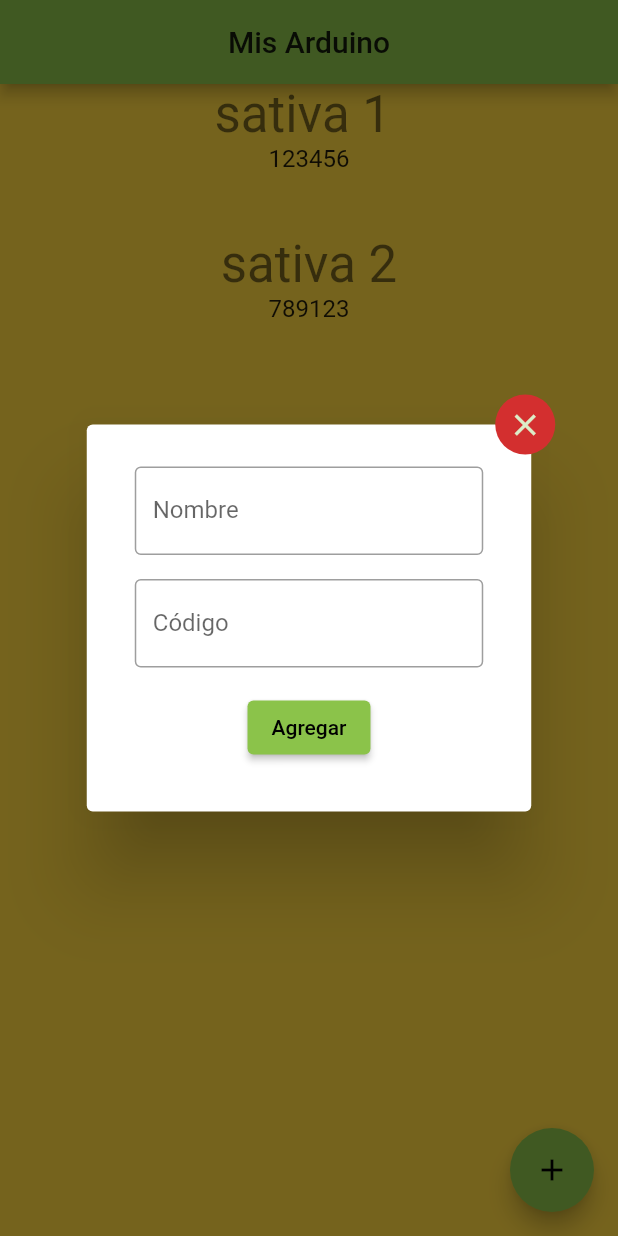
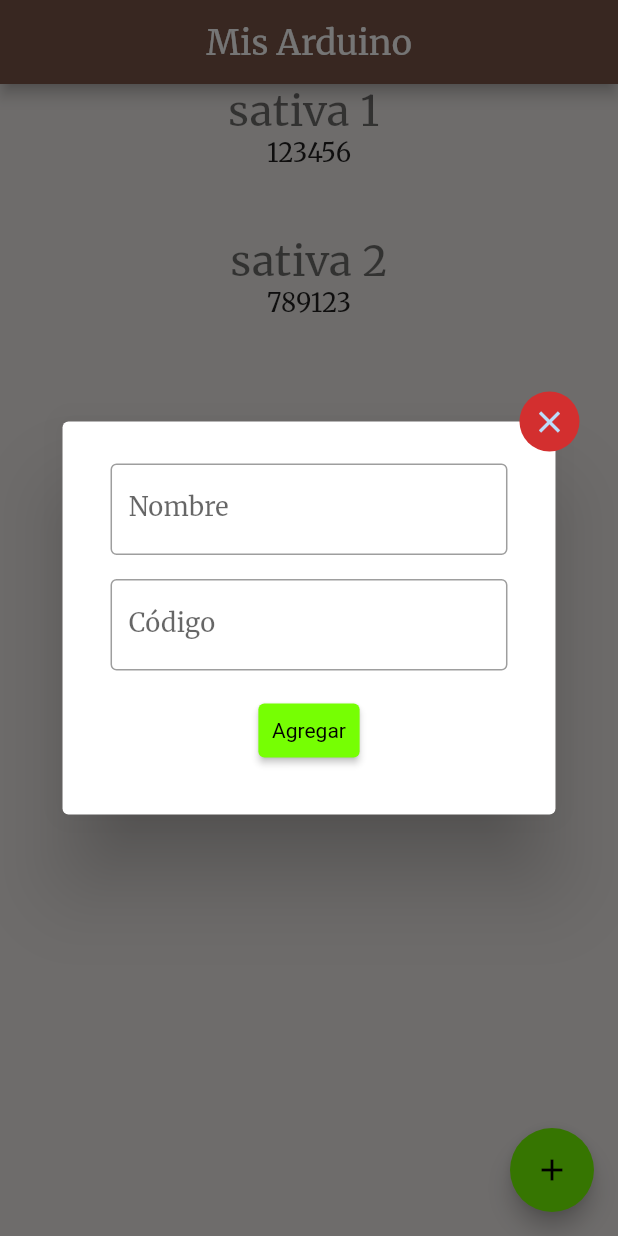
Before and after one commit to ExeSalinas/NetGrow, a Flutter app: the screen it shows after launch, after a tap on the "add" icon, on a phone screen of 412 x 824 dp. Run offline on Flutter 3.47's test engine with Material 2 defaults, Android fonts, the light colour scheme and no system bars; our stand-ins replace google_fonts.

Commit message:
Text Theme Listo

```diff
--- a/netgrow/lib/MisArduinos_route.dart
+++ b/netgrow/lib/MisArduinos_route.dart
@@ -31,20 +31,6 @@
           content: Stack(
             clipBehavior: Clip.none,
             children: <Widget>[
-              //Cruz roja:  Cierra el dialog
-              Positioned(
-                right: -40.0,
-                top: -40.0,
-                child: InkResponse(
-                  onTap: () {
-                    Navigator.of(context).pop();
-                  },
-                  child: CircleAvatar(
-                    child: Icon(Icons.close),
-                    backgroundColor: Colors.red.shade700,
-                  ),
-                ),
-              ),
               Form(
                 // TODO Revisar las propiedades del FORM
                 key: _formKey,
@@ -101,6 +87,19 @@
                   ],
                 ),
               ),
+              Positioned(
+                right: -40.0,
+                top: -40.0,
+                child: InkResponse(
+                  onTap: () {
+                    Navigator.of(context).pop();
+                  },
+                  child: CircleAvatar(
+                    child: Icon(Icons.close),
+                    backgroundColor: Colors.red.shade700,
+                  ),
+                ),
+              ),
             ],
           ),
         );
@@ -113,7 +112,7 @@
     return Scaffold(
       appBar: AppBar(
         centerTitle: true,
-        title: Text('Mis Arduino'),
+        title: Text('Mis Arduino' , style: Theme.of(context).textTheme.headline5),
       ),
       body: ListView(
         children: [
@@ -122,6 +121,7 @@
         ],
       ),
       floatingActionButton: FloatingActionButton(
+
         child: Icon(Icons.add),
         tooltip: "Registrar un Nuevo dispositivo",
         onPressed: () => _addButonPressed(context),
--- a/netgrow/lib/Sensors_widgets/light_widget.dart
+++ b/netgrow/lib/Sensors_widgets/light_widget.dart
@@ -51,9 +51,6 @@
     var card = InkWell(
       onTap: _cardTap,
       child: Card(
-
-
-
         child: Padding(
           padding: _cardPadding,
           child: Column(
--- a/netgrow/lib/main.dart
+++ b/netgrow/lib/main.dart
@@ -1,12 +1,43 @@
 import 'package:flutter/material.dart';
 import 'package:netgrow/MisArduinos_route.dart';
 import 'package:netgrow/dashboard_route.dart';
+import 'package:google_fonts/google_fonts.dart';
 
 void main() {
   runApp(MyApp());
 }
 
 class MyApp extends StatelessWidget {
+  // TODO - Decidiir la fuente y pasarla a los assets para que no tenga que descargarse
+  final textTheme = TextTheme(
+    headline1: GoogleFonts.merriweather(
+        fontSize: 92, fontWeight: FontWeight.w300, letterSpacing: -1.5),
+    headline2: GoogleFonts.merriweather(
+        fontSize: 57, fontWeight: FontWeight.w300, letterSpacing: -0.5),
+    headline3:
+        GoogleFonts.merriweather(fontSize: 44, fontWeight: FontWeight.w400),
+    headline4: GoogleFonts.merriweather(
+        fontSize: 28, fontWeight: FontWeight.w400, letterSpacing: 0.25),
+    headline5:
+        GoogleFonts.merriweather(fontSize: 23, fontWeight: FontWeight.w400,color: Colors.white),
+    headline6: GoogleFonts.merriweather(
+        fontSize: 21, fontWeight: FontWeight.w500, letterSpacing: 0.15),
+    subtitle1: GoogleFonts.merriweather(
+        fontSize: 17, fontWeight: FontWeight.w400, letterSpacing: 0.15),
+    subtitle2: GoogleFonts.merriweather(
+        fontSize: 15, fontWeight: FontWeight.w500, letterSpacing: 0.1),
+    bodyText1: GoogleFonts.titilliumWeb(
+        fontSize: 20, fontWeight: FontWeight.w400, letterSpacing: 0.5),
+    bodyText2: GoogleFonts.titilliumWeb(
+        fontSize: 18, fontWeight: FontWeight.w400, letterSpacing: 0.25),
+    button: GoogleFonts.titilliumWeb(
+        fontSize: 26, fontWeight: FontWeight.w500, letterSpacing: 1.25),
+    caption: GoogleFonts.titilliumWeb(
+        fontSize: 15, fontWeight: FontWeight.w400, letterSpacing: 0.4),
+    overline: GoogleFonts.titilliumWeb(
+        fontSize: 14, fontWeight: FontWeight.w400, letterSpacing: 1.5),
+  );
+
   // This widget is the root of your application.
   @override
   Widget build(BuildContext context) {
@@ -14,14 +45,28 @@
       debugShowCheckedModeBanner: false,
       title: 'Net Grow',
       theme: ThemeData(
-        buttonColor: Colors.lightGreen,
-        canvasColor: Colors.amberAccent,
-        cardColor: Colors.white70,
-        cardTheme: CardTheme(elevation: 12 , shape: BeveledRectangleBorder(
-            borderRadius: BorderRadius.all(Radius.circular(8.0))),  shadowColor: Colors.grey.shade400, ),
-
-
-        primarySwatch: Colors.lightGreen,
+        // elevatedButtonTheme:  ElevatedButtonThemeData (style: ElevatedButton.styleFrom(primary: Colors.greenAccent.shade400)),
+        canvasColor: Colors.brown.shade50,
+        cardColor: Colors.white,
+        primaryColor: Colors.brown,
+        accentColor: Colors.lightGreenAccent.shade400,
+        textTheme: textTheme,
+        elevatedButtonTheme: ElevatedButtonThemeData(
+          style: ElevatedButton.styleFrom(
+            primary: Colors.lightGreenAccent.shade400,
+            onPrimary: Colors.black,
+            textStyle: TextStyle(),
+          ),
+        ),
+        cardTheme: CardTheme(
+          elevation: 12,
+          shape: BeveledRectangleBorder(
+            borderRadius: BorderRadius.all(
+              Radius.circular(8.0),
+            ),
+          ),
+          shadowColor: Colors.grey.shade400,
+        ),
       ),
       home: MisArduino(),
     );
--- a/netgrow/pubspec.yaml
+++ b/netgrow/pubspec.yaml
@@ -28,6 +28,7 @@
   # The following adds the Cupertino Icons font to your application.
   # Use with the CupertinoIcons class for iOS style icons.
   cupertino_icons: ^1.0.2
+  google_fonts: ^2.0.0
 
 dev_dependencies:
   flutter_test:
```
Also changed, not shown: netgrow/lib/Sensors_widgets/humidity_widget.dart (+11 -14 lines), netgrow/lib/Sensors_widgets/soil_widget.dart (+0 -7 lines), netgrow/lib/Sensors_widgets/temp_widget.dart (+1 -7 lines), netgrow/lib/dashboard_route.dart (+18 -7 lines), netgrow/pubspec.lock.
